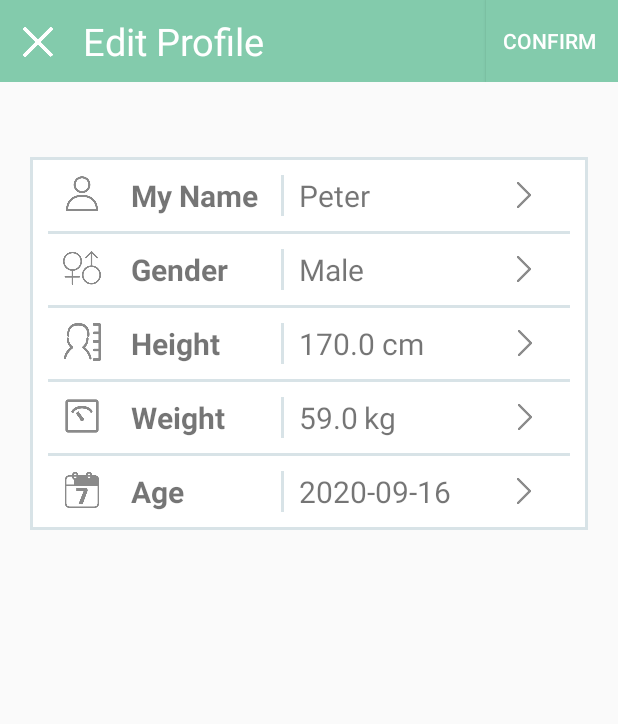
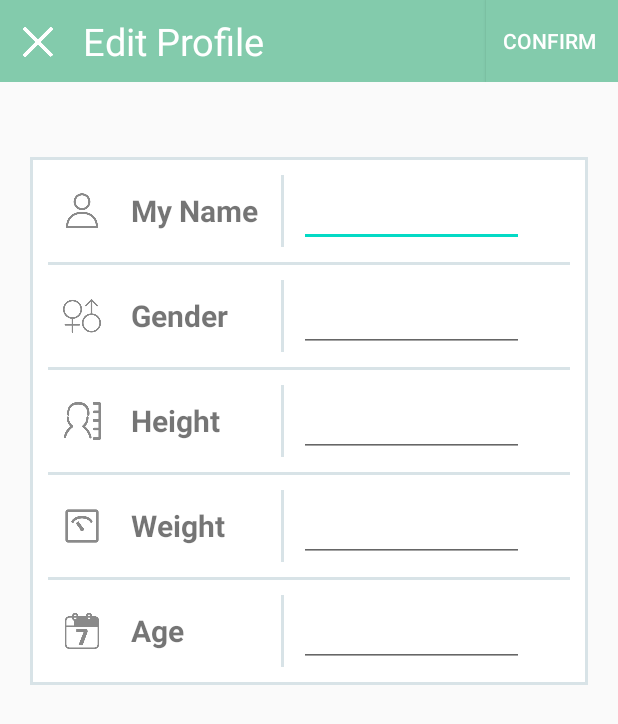
Before and after one commit to Henry-929/HealthKeeper, an Android app: the MyProfileActivity screen opened directly, with no data from a screen before it, on a phone screen of 412 x 824 dp. Shown: the top 724 px of the screen. Run offline under Robolectric (Android 15) with nearby library versions, the phone set to English and light mode, and no system bars; our stand-ins replace Firebase (no records; nobody signed in at launch, a user with empty details on screens opened directly).

Commit message:
health report & user setting

```diff
--- a/app/src/main/java/comp5216/sydney/edu/au/assignment2/userSetting/MyProfileActivity.java
+++ b/app/src/main/java/comp5216/sydney/edu/au/assignment2/userSetting/MyProfileActivity.java
@@ -1,7 +1,11 @@
 package comp5216.sydney.edu.au.assignment2.userSetting;
 
+import android.content.Intent;
 import android.os.Bundle;
+import android.view.View;
+import android.widget.Button;
 import android.widget.ImageView;
+import android.widget.LinearLayout;
 import android.widget.TextView;
 import android.widget.Toast;
 
@@ -20,6 +24,7 @@ import com.google.firebase.storage.StorageReference;
 import comp5216.sydney.edu.au.assignment2.R;
 import comp5216.sydney.edu.au.assignment2.login.User;
 import comp5216.sydney.edu.au.assignment2.main.MainActivity;
+import comp5216.sydney.edu.au.assignment2.main.ReportActivity;
 
 public class MyProfileActivity extends AppCompatActivity {
 
@@ -27,7 +32,8 @@ public class MyProfileActivity extends AppCompatActivity {
 
     public TextView textView_name,textView_gender,textView_height,textView_weight,textView_age;
     public String username,gender,height,weight,age;//用于获取数据库存储的身高体重信息
-
+    LinearLayout cancelEdit;
+    Button confirmEdit;
 
     public DatabaseReference databaseReference;
 
@@ -36,6 +42,31 @@ public class MyProfileActivity extends AppCompatActivity {
     protected void onCreate(Bundle savedInstanceState) {
         super.onCreate(savedInstanceState);
         setContentView(R.layout.activity_user_setting_info);
+
+        cancelEdit = (LinearLayout)findViewById(R.id.profile_ll_edit_quit);
+        cancelEdit.setOnClickListener(new View.OnClickListener() {
+            @Override
+            public void onClick(View v){
+                //todo 不保存信息，直接退出
+                Intent intent = new Intent(MyProfileActivity.this, UserActivity.class);
+                if (intent != null) {
+                    MyProfileActivity.this.startActivity(intent);
+                }
+            }
+        });
+
+        confirmEdit = (Button)findViewById(R.id.profile_btn_edit_confirm);
+        confirmEdit.setOnClickListener(new View.OnClickListener() {
+            @Override
+            public void onClick(View v){
+                //todo 保存信息，退出
+                Intent intent = new Intent(MyProfileActivity.this, UserActivity.class);
+                if (intent != null) {
+                    MyProfileActivity.this.startActivity(intent);
+                }
+            }
+        });
+
 
         databaseReference = FirebaseDatabase.getInstance().getReference();
 
@@ -48,7 +79,46 @@ public class MyProfileActivity extends AppCompatActivity {
         getUsername_fromDatabse();
         getUserInfo_fromDatabase();
 
+        //add click listener on LinerLayout
+        final LinearLayout llEditName = findViewById(R.id.profile_ll_edit_name);
+        llEditName.setOnClickListener(new View.OnClickListener() {
+            @Override
+            public void onClick(View v){
+                //todo 修改弹框
+            }
+        });
 
+        final LinearLayout llEditGender = findViewById(R.id.profile_ll_edit_gender);
+        llEditGender.setOnClickListener(new View.OnClickListener() {
+            @Override
+            public void onClick(View v){
+
+            }
+        });
+
+        final LinearLayout llEditHeight = findViewById(R.id.profile_ll_edit_height);
+        llEditHeight.setOnClickListener(new View.OnClickListener() {
+            @Override
+            public void onClick(View v){
+
+            }
+        });
+
+        final LinearLayout llEditWight = findViewById(R.id.profile_ll_edit_weight);
+        llEditWight.setOnClickListener(new View.OnClickListener() {
+            @Override
+            public void onClick(View v){
+
+            }
+        });
+
+        final LinearLayout llEditBirth = findViewById(R.id.profile_ll_edit_birth);
+        llEditBirth.setOnClickListener(new View.OnClickListener() {
+            @Override
+            public void onClick(View v){
+
+            }
+        });
     }
 
     public void getUsername_fromDatabse(){
--- a/app/src/main/res/layout/activity_main.xml
+++ b/app/src/main/res/layout/activity_main.xml
@@ -60,7 +60,7 @@
                     android:layout_height="wrap_content"
                     android:layout_marginTop="20dp"
                     android:layout_marginStart="20dp"
-                    android:text="Peter"
+                    android:text=""
                     android:textSize="30sp"/>
             </LinearLayout>
         </LinearLayout>
@@ -133,7 +133,7 @@
                             android:layout_marginStart="35dp"
                             android:layout_marginTop="5dp"
                             android:layout_marginBottom="5dp"
-                            android:text="50.0"
+                            android:text=""
                             android:textSize="20sp" />
 
                         <TextView
@@ -142,7 +142,7 @@
                             android:layout_height="wrap_content"
                             android:layout_marginStart="63dp"
                             android:layout_marginTop="5dp"
-                            android:text="20.4"
+                            android:text=""
                             android:textSize="20sp" />
                     </LinearLayout>
                 </LinearLayout>
--- a/app/src/main/res/layout/activity_user_setting_info.xml
+++ b/app/src/main/res/layout/activity_user_setting_info.xml
@@ -14,10 +14,10 @@
         android:background="#83cbac">
 
         <LinearLayout
+            android:id="@+id/profile_ll_edit_quit"
             android:layout_width="wrap_content"
             android:layout_height="match_parent">
-            <ImageButton
-                android:id="@+id/profile_btn_edit_cancel"
+            <ImageView
                 android:layout_width="20dp"
                 android:layout_height="20dp"
                 android:layout_marginTop="18dp"
@@ -34,7 +34,6 @@
             android:text="Edit Profile"
             android:textColor="#fff"
             android:textSize="25sp" />
-
         <LinearLayout
             android:layout_width="fill_parent"
             android:layout_height="match_parent"
@@ -78,36 +77,33 @@
                     android:orientation="horizontal">
 
                     <ImageView
+                        android:layout_gravity="center"
                         android:layout_width="25dp"
                         android:layout_height="25dp"
                         android:layout_marginStart="20dp"
-                        android:background="@drawable/icon_user_setting_name"/>
+                        android:background="@drawable/icon_user_setting_name" />
+
                     <TextView
                         android:layout_width="100dp"
+                        android:layout_height="wrap_content"
                         android:layout_marginStart="20dp"
-                        android:layout_height="wrap_content"
+                        android:text="My Name"
                         android:textSize="20sp"
-                        android:textStyle="bold"
-                        android:text="My Name"/>
+                        android:textStyle="bold" />
 
                     <LinearLayout
                         android:layout_width="2dp"
                         android:layout_height="match_parent"
-                        android:background="@color/colorGrey"/>
+                        android:background="@color/colorGrey" />
 
-                    <TextView
+                    <EditText
                         android:id="@+id/profile_display_name"
-                        android:layout_width="100dp"
-                        android:layout_height="match_parent"
+                        android:layout_width="150dp"
+                        android:layout_height="wrap_content"
                         android:layout_marginStart="10dp"
-                        android:text="Peter"
+                        android:hint=""
                         android:textSize="20sp" />
-                    <ImageView
-                        android:layout_marginStart="40dp"
-                        android:layout_width="20dp"
-                        android:layout_height="20dp"
-                        android:layout_gravity="center"
-                        android:background="@drawable/icon_right"/>
+
                 </LinearLayout>
 
                 <LinearLayout
@@ -126,6 +122,7 @@
                     android:orientation="horizontal">
 
                     <ImageView
+                        android:layout_gravity="center"
                         android:layout_width="25dp"
                         android:layout_height="25dp"
                         android:layout_marginStart="20dp"
@@ -143,19 +140,12 @@
                         android:layout_height="match_parent"
                         android:background="@color/colorGrey"/>
 
-                    <TextView
+                    <EditText
                         android:id="@+id/profile_display_gender"
                         android:layout_marginStart="10dp"
-                        android:layout_width="100dp"
+                        android:layout_width="150dp"
                         android:layout_height="wrap_content"
-                        android:textSize="20sp"
-                        android:text="Male"/>
-                    <ImageView
-                        android:layout_marginStart="40dp"
-                        android:layout_width="20dp"
-                        android:layout_height="20dp"
-                        android:layout_gravity="center"
-                        android:background="@drawable/icon_right"/>
+                        android:textSize="20sp" />
                 </LinearLayout>
 
                 <LinearLayout
@@ -174,6 +164,7 @@
                     android:orientation="horizontal">
 
                     <ImageView
+                        android:layout_gravity="center"
                         android:layout_width="25dp"
                         android:layout_height="25dp"
                         android:layout_marginStart="20dp"
@@ -191,25 +182,13 @@
                         android:layout_height="match_parent"
                         android:background="@color/colorGrey"/>
 
-                    <TextView
+                    <EditText
                         android:id="@+id/profile_display_height"
                         android:layout_marginStart="10dp"
-                        android:layout_width="55dp"
+                        android:layout_width="150dp"
                         android:layout_height="wrap_content"
-                        android:textSize="20sp"
-                        android:text="170.0"/>
+                        android:textSize="20sp" />
 
-                    <TextView
-                        android:layout_width="45dp"
-                        android:layout_height="wrap_content"
-                        android:textSize="20sp"
-                        android:text="cm"/>
-                    <ImageView
-                        android:layout_marginStart="40dp"
-                        android:layout_width="20dp"
-                        android:layout_height="20dp"
-                        android:layout_gravity="center"
-                        android:background="@drawable/icon_right"/>
                 </LinearLayout>
 
                 <LinearLayout
@@ -228,6 +207,7 @@
                     android:orientation="horizontal">
 
                     <ImageView
+                        android:layout_gravity="center"
                         android:layout_width="25dp"
                         android:layout_height="25dp"
                         android:layout_marginStart="20dp"
@@ -245,25 +225,13 @@
                         android:layout_height="match_parent"
                         android:background="@color/colorGrey"/>
 
-                    <TextView
+                    <EditText
                         android:id="@+id/profile_display_weight"
                         android:layout_marginStart="10dp"
-                        android:layout_width="43dp"
+                        android:layout_width="150dp"
                         android:layout_height="wrap_content"
-                        android:textSize="20sp"
-                        android:text="59.0"/>
+                        android:textSize="20sp" />
 
-                    <TextView
-                        android:layout_width="57dp"
-                        android:layout_height="wrap_content"
-                        android:textSize="20sp"
-                        android:text="kg"/>
-                    <ImageView
-                        android:layout_marginStart="40dp"
-                        android:layout_width="20dp"
-                        android:layout_height="20dp"
-                        android:layout_gravity="center"
-                        android:background="@drawable/icon_right"/>
                 </LinearLayout>
 
                 <LinearLayout
@@ -282,6 +250,7 @@
                     android:orientation="horizontal">
 
                     <ImageView
+                        android:layout_gravity="center"
                         android:layout_width="25dp"
                         android:layout_height="25dp"
                         android:layout_marginStart="20dp"
@@ -299,19 +268,12 @@
                         android:layout_height="match_parent"
                         android:background="@color/colorGrey"/>
 
-                    <TextView
+                    <EditText
                         android:id="@+id/profile_display_birth"
                         android:layout_marginStart="10dp"
-                        android:layout_width="120dp"
+                        android:layout_width="150dp"
                         android:layout_height="wrap_content"
-                        android:textSize="20sp"
-                        android:text="2020-09-16"/>
-                    <ImageView
-                        android:layout_marginStart="20dp"
-                        android:layout_width="20dp"
-                        android:layout_height="20dp"
-                        android:layout_gravity="center"
-                        android:background="@drawable/icon_right"/>
+                        android:textSize="20sp" />
                 </LinearLayout>
 
 
```
Also changed, not shown: app/src/main/java/comp5216/sydney/edu/au/assignment2/main/ReportActivity.java (+19 -10 lines), app/src/main/java/comp5216/sydney/edu/au/assignment2/userSetting/UserActivity.java (+18 -6 lines), app/src/main/res/layout/activity_health_report.xml (+6 -21 lines), app/src/main/res/layout/activity_user_setting.xml (+6 -10 lines).
